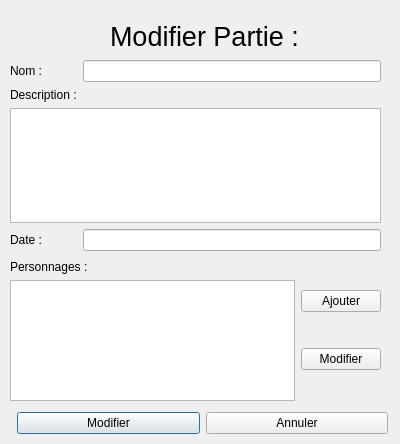
helarion/Application-JDR, file fenetre/formModifierPartie.ui: the form before one commit.
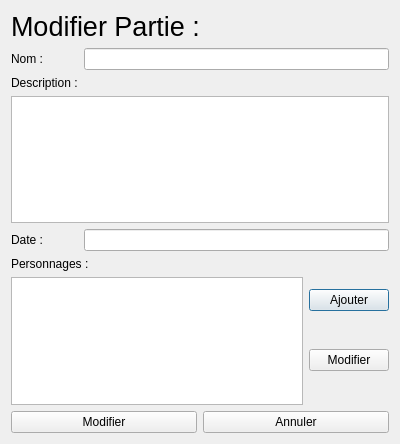
The form after the commit. Icons and pictures are not drawn.

What changed in the file:
```diff
--- a/fenetre/formModifierPartie.ui
+++ b/fenetre/formModifierPartie.ui
@@ -13,15 +13,13 @@
   <property name="windowTitle">
    <string>Dialog</string>
   </property>
+  <property name="windowIcon">
+   <iconset>
+    <normaloff>../d20.ico</normaloff>../d20.ico</iconset>
+  </property>
+  <layout class="QVBoxLayout" name="verticalLayout">
+   <item>
   <widget class="QLabel" name="label">
-   <property name="geometry">
-    <rect>
-     <x>110</x>
-     <y>20</y>
-     <width>195</width>
-     <height>33</height>
-    </rect>
-   </property>
    <property name="font">
     <font>
      <pointsize>20</pointsize>
@@ -31,94 +29,8 @@
     <string>Modifier Partie :</string>
    </property>
   </widget>
-  <widget class="QWidget" name="layoutWidget">
-   <property name="geometry">
-    <rect>
-     <x>17</x>
-     <y>410</y>
-     <width>371</width>
-     <height>27</height>
-    </rect>
-   </property>
-   <layout class="QHBoxLayout" name="horizontalLayout_3">
-    <property name="topMargin">
-     <number>0</number>
-    </property>
-    <item>
-     <widget class="QPushButton" name="modifierButton">
-      <property name="text">
-       <string>Modifier</string>
-      </property>
-     </widget>
     </item>
     <item>
-     <widget class="QPushButton" name="retourButton">
-      <property name="text">
-       <string>Annuler</string>
-      </property>
-     </widget>
-    </item>
-   </layout>
-  </widget>
-  <widget class="QWidget" name="layoutWidget_2">
-   <property name="geometry">
-    <rect>
-     <x>10</x>
-     <y>260</y>
-     <width>371</width>
-     <height>141</height>
-    </rect>
-   </property>
-   <layout class="QHBoxLayout" name="horizontalLayout_4">
-    <property name="rightMargin">
-     <number>0</number>
-    </property>
-    <item>
-     <layout class="QVBoxLayout" name="verticalLayout_3">
-      <property name="rightMargin">
-       <number>0</number>
-      </property>
-      <item>
-       <widget class="QLabel" name="label_6">
-        <property name="text">
-         <string>Personnages :</string>
-        </property>
-       </widget>
-      </item>
-      <item>
-       <widget class="QListWidget" name="listPersonnage"/>
-      </item>
-     </layout>
-    </item>
-    <item>
-     <layout class="QVBoxLayout" name="verticalLayout_4">
-      <item>
-       <widget class="QPushButton" name="ajouterPersonnageButton">
-        <property name="text">
-         <string>Ajouter</string>
-        </property>
-       </widget>
-      </item>
-      <item>
-       <widget class="QPushButton" name="modifierPersonnageButton">
-        <property name="text">
-         <string>Modifier</string>
-        </property>
-       </widget>
-      </item>
-     </layout>
-    </item>
-   </layout>
-  </widget>
-  <widget class="QWidget" name="layoutWidget_3">
-   <property name="geometry">
-    <rect>
-     <x>10</x>
-     <y>60</y>
-     <width>371</width>
-     <height>191</height>
-    </rect>
-   </property>
    <layout class="QFormLayout" name="formLayout_2">
     <property name="topMargin">
      <number>0</number>
@@ -157,7 +69,71 @@
      <widget class="QTextEdit" name="resumePartie"/>
     </item>
    </layout>
-  </widget>
+   </item>
+   <item>
+    <layout class="QHBoxLayout" name="horizontalLayout_4">
+     <property name="rightMargin">
+      <number>0</number>
+     </property>
+     <item>
+      <layout class="QVBoxLayout" name="verticalLayout_3">
+       <property name="rightMargin">
+        <number>0</number>
+       </property>
+       <item>
+        <widget class="QLabel" name="label_6">
+         <property name="text">
+          <string>Personnages :</string>
+         </property>
+        </widget>
+       </item>
+       <item>
+        <widget class="QListWidget" name="listPersonnage"/>
+       </item>
+      </layout>
+     </item>
+     <item>
+      <layout class="QVBoxLayout" name="verticalLayout_4">
+       <item>
+        <widget class="QPushButton" name="ajouterPersonnageButton">
+         <property name="text">
+          <string>Ajouter</string>
+         </property>
+        </widget>
+       </item>
+       <item>
+        <widget class="QPushButton" name="modifierPersonnageButton">
+         <property name="text">
+          <string>Modifier</string>
+         </property>
+        </widget>
+       </item>
+      </layout>
+     </item>
+    </layout>
+   </item>
+   <item>
+    <layout class="QHBoxLayout" name="horizontalLayout_3">
+     <property name="topMargin">
+      <number>0</number>
+     </property>
+     <item>
+      <widget class="QPushButton" name="modifierButton">
+       <property name="text">
+        <string>Modifier</string>
+       </property>
+      </widget>
+     </item>
+     <item>
+      <widget class="QPushButton" name="retourButton">
+       <property name="text">
+        <string>Annuler</string>
+       </property>
+      </widget>
+     </item>
+    </layout>
+   </item>
+  </layout>
  </widget>
  <resources/>
  <connections>
```
Left out of the diff: 2 changed lines with no effect on the pictures. Lines whose indentation alone changed are shown as unchanged.
